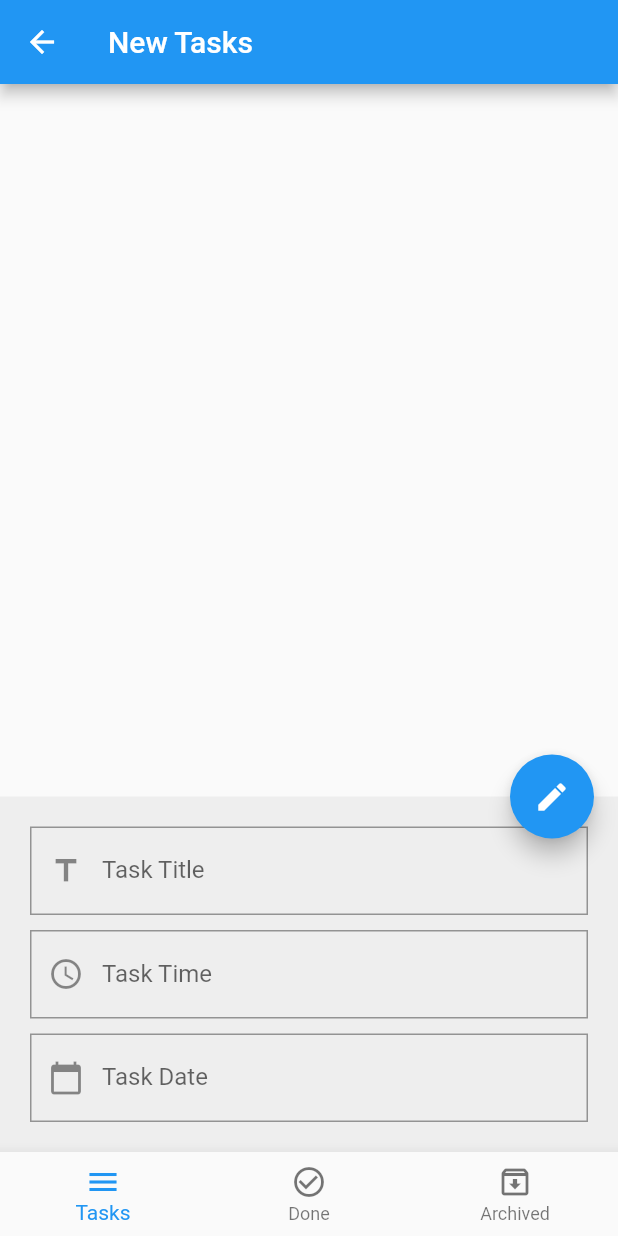
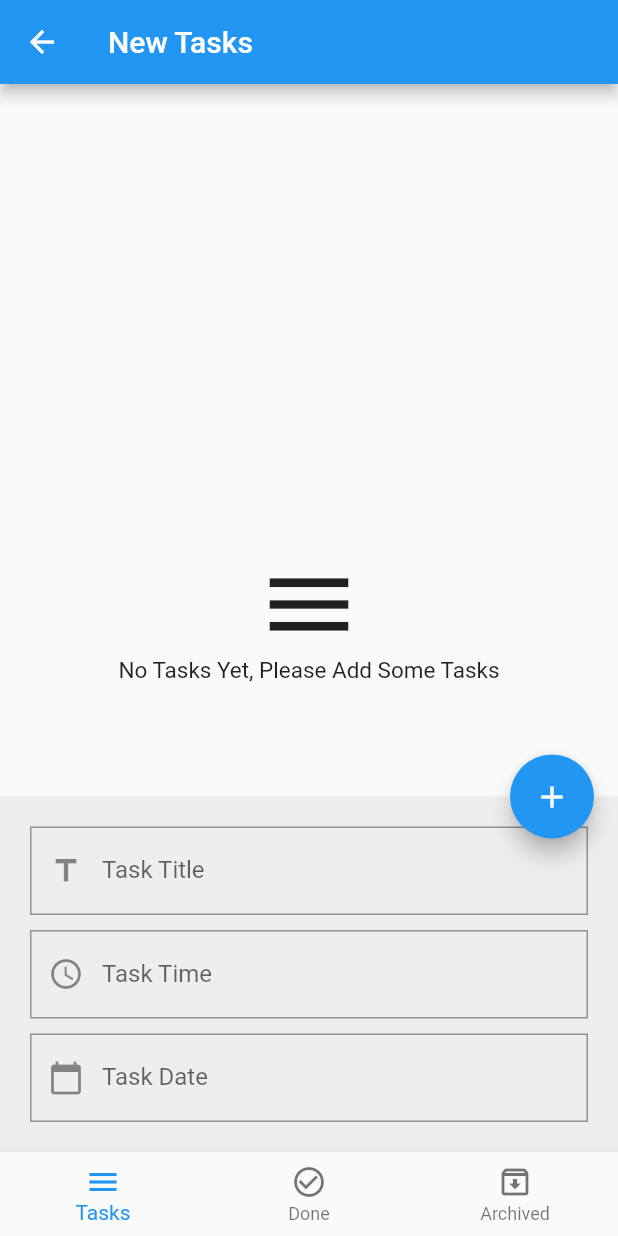
Before and after one commit to Aymenbenkhaled/flutter_apps, a Flutter app: the screen it shows after launch, after a tap on the "edit" icon, on a phone screen of 412 x 824 dp. Run offline on Flutter 3.47's test engine with Material 2 defaults, Android fonts, the phone set to English and light mode, and no system bars; our stand-ins replace bloc, conditional_builder, flutter_bloc, sqflite; missing offline and left inert: dart:ffi; accounts and stored records are empty.

Commit message:
Sqflite Database with cubit

```diff
--- a/lib/layout/home_layout.dart
+++ b/lib/layout/home_layout.dart
@@ -18,11 +18,11 @@ class HomeLayout extends StatelessWidget {
 
   var scaffoldKea = GlobalKey<ScaffoldState>();
   var formKea = GlobalKey<FormState>();
-  bool bol = false;
+
   var titleControler = TextEditingController();
   var timeControler = TextEditingController();
   var dateControler = TextEditingController();
-  IconData fabIcon = Icons.edit;
+
 
   // @override
   // void initState() {
@@ -33,37 +33,30 @@ class HomeLayout extends StatelessWidget {
   @override
   Widget build(BuildContext context) {
     return BlocProvider(
-      create: (BuildContext context) => AppCubit() ,
+      create: (BuildContext context) => AppCubit()..createDb() ,
       child: BlocConsumer<AppCubit,AppStates>(
-        listener: (context, state) {  },
-        builder: (context, states) {
+        listener: (context, state) {
+          if (state is AppInsertToDbState) Navigator.pop(context);
+        },
+        builder: (context, state) {
           AppCubit cubit = AppCubit.get(context);
           return Scaffold(
                   key: scaffoldKea,
                   appBar: AppBar(
                     title: Text(cubit.Titles[cubit.index]),
                   ),
-                  body: tasks.length < 0
+                  body: state is AppLoadingState
                       ? Center(child: CircularProgressIndicator())
                       : cubit.Screens[cubit.index],
                   floatingActionButton: FloatingActionButton(
                     onPressed: () {
-                      if (bol) {
+                      if (cubit.bol) {
                         if (formKea.currentState!.validate()) {
                           cubit.insertToDb(
                             title: titleControler.text,
                             date: dateControler.text,
                             time: timeControler.text,
-                          ).then((value) {
-                            cubit.getDataFromDb(cubit.db).then((value) {
-                              Navigator.pop(context);
-                              // setState(() {
-                              //   bol = false;
-                              //   fabIcon = Icons.edit;
-                              //   tasks = value;
-                              // });
-                            });
-                          });
+                          );
                         }
                       } else {
                         scaffoldKea.currentState!
@@ -142,18 +135,13 @@ class HomeLayout extends StatelessWidget {
                             )
                             .closed
                             .then((value) {
-                          bol = false;
-                          // setState(() {
-                          //   fabIcon = Icons.edit;
-                          // });
+                              cubit.ChangeBottomSheetState(icon: Icons.edit, boll: false);
                         });
-                        bol = true;
-                        // setState(() {
-                        //   fabIcon = Icons.add;
-                        // });
+                        cubit.ChangeBottomSheetState(icon: Icons.add, boll: true);
+
                       }
                     },
-                    child: Icon(fabIcon),
+                    child: Icon(cubit.fabIcon),
                   ),
                   bottomNavigationBar: BottomNavigationBar(
                       type: BottomNavigationBarType.fixed,
--- a/lib/modules/new_tasks/new_tasks_screen.dart
+++ b/lib/modules/new_tasks/new_tasks_screen.dart
@@ -1,5 +1,9 @@
+import 'package:conditional_builder/conditional_builder.dart';
 import 'package:flutter/material.dart';
 import 'package:flutter_app_1/shared/components/components.dart';
+import 'package:flutter_app_1/shared/cubit/cubit.dart';
+import 'package:flutter_app_1/shared/cubit/states.dart';
+import 'package:flutter_bloc/flutter_bloc.dart';
 
 import '../../shared/components/constants.dart';
 
@@ -7,7 +11,12 @@ class NewTasksScreen extends StatelessWidget {
 
   @override
   Widget build(BuildContext context) {
-    return ListView.separated(
+    return BlocConsumer<AppCubit,AppStates>(
+      listener: (BuildContext context, state) {  },
+      builder: (BuildContext context, state) {
+        AppCubit cubit = AppCubit.get(context);
+        return cubit.newTasks.length > 0 ?
+        ListView.separated(
             separatorBuilder: (context, index) => Padding(
               padding: const EdgeInsetsDirectional.only(start: 20.0),
               child: Container(
@@ -16,7 +25,24 @@ class NewTasksScreen extends StatelessWidget {
                 color: Colors.grey[400],
               ),
             ),
-        itemCount: tasks.length,
-        itemBuilder: (context, index) => buildTaskItem(tasks[index]));
+            itemCount: cubit.newTasks.length,
+            itemBuilder: (context, index) => buildTaskItem(cubit.newTasks[index]))
+            :
+        Center(
+          child: Column(
+            mainAxisAlignment: MainAxisAlignment.center,
+            children: [
+              Icon(Icons.menu,size: 70,),
+              Text(
+                'No Tasks Yet, Please Add Some Tasks',
+                style: TextStyle(
+                  fontSize: 15
+                ),
+              ),
+            ],
+          ),
+        );
+      },
+    );
   }
 }
--- a/lib/shared/components/constants.dart
+++ /dev/null
@@ -1 +0,0 @@
-List<Map> tasks =[];
--- a/lib/shared/cubit/cubit.dart
+++ b/lib/shared/cubit/cubit.dart
@@ -9,14 +9,19 @@ import 'package:sqflite/sqflite.dart';
 import '../../modules/new_tasks/new_tasks_screen.dart';
 import '../components/constants.dart';
 
-class AppCubit extends Cubit<AppStates>{
-
-  AppCubit() : super (AppInitialState());
+class AppCubit extends Cubit<AppStates> {
+  AppCubit() : super(AppInitialState());
 
   static AppCubit get(context) => BlocProvider.of(context);
   late Database db;
+  IconData fabIcon = Icons.edit;
+  bool bol = false;
 
   int index = 0;
+  List<Map> newTasks = [];
+  List<Map> doneTasks = [];
+  List<Map> archivedTasks = [];
+
   List<Widget> Screens = [
     NewTasksScreen(),
     DoneTasksScreen(),
@@ -28,12 +33,12 @@ class AppCubit extends Cubit<AppStates>{
     'Archived Tasks',
   ];
 
-  void ChangeIndex(value){
+  void ChangeIndex(value) {
     index = value;
     emit(AppChangeIndexState());
   }
 
-  void createDb()  {
+  void createDb() {
     openDatabase(
       'Todo.db',
       version: 1,
@@ -41,7 +46,7 @@ class AppCubit extends Cubit<AppStates>{
         print('db created');
         db
             .execute(
-            'CREATE TABLE tasks (id INTEGER PRIMARY KEY,title TEXT,date TEXT,time TEXT,status TEXT)')
+                'CREATE TABLE tasks (id INTEGER PRIMARY KEY,title TEXT,date TEXT,time TEXT,status TEXT)')
             .then((value) {
           print('table created');
         }).catchError((error) {
@@ -49,40 +54,81 @@ class AppCubit extends Cubit<AppStates>{
         });
       },
       onOpen: (db) {
-        getDataFromDb(db).then((value) {
-          // setState(() {
-          //   tasks = value;
-          // });
-          print(tasks[0]);
-        });
+        getDataFromDb(db);
         print('db Opened');
       },
-    ).then((value) => emit(AppCreateDbState()));
-
+    ).then((value) {
+      db = value;
+      emit(AppCreateDbState());
+    });
   }
 
   Future insertToDb({
     required String title,
     required String date,
     required String time,
-  }) {
-    return db.transaction((txn) {
+  }) async {
+    return await db.transaction((txn) {
       txn
           .rawInsert(
-          'INSERT INTO tasks(title,date,time,status) VALUES ("$title","$date","$time","new")')
+              'INSERT INTO tasks(title,date,time,status) VALUES ("$title","$date","$time","new")')
           .then((value) {
         print('$value inserted successfully');
+        emit(AppInsertToDbState());
+        getDataFromDb(db);
       }).catchError((error) {
         print('the error of insertion is ${error.toString()}');
       });
       return Future(() => null);
-    }).then((value) => emit(AppInsertToDbState()));
-
+    });
   }
 
-  Future<List<Map>> getDataFromDb(db)  {
-    return db.rawQuery('SELECT * FROM tasks').then((value) => emit(AppGetFromDbState()));
+  void getDataFromDb(db) {
+    newTasks = [];
+    doneTasks = [];
+    archivedTasks = [];
+    emit(AppLoadingState());
+    db.rawQuery('SELECT * FROM tasks').then((value) {
+      value.forEach((element) {
+        if (element['status'] == 'new')
+          newTasks.add(element);
+        else if (element['status'] == 'done')
+          doneTasks.add(element);
+        else
+          archivedTasks.add(element);
+      });
+      emit(AppGetFromDbState());
+    });
   }
 
+  void updateDataFromDb({
+    required String status,
+    required int id,
+  }) async {
+    db.rawUpdate('UPDATE tasks SET status = ? WHERE id = ?',
+        ['$status', id]).then((value) {
+      getDataFromDb(db);
+      emit(AppUpdateDataFromDbState());
+    });
+  }
 
+  void deleteDataFromDb({
+    required int id
+}){
+    db.rawDelete(
+        'DELETE FROM tasks WHERE id = ?', [id]
+    ).then((value) {
+      getDataFromDb(db);
+      emit(AppDeleteDataFromDbState());
+    });
+  }
+
+  void ChangeBottomSheetState({
+    required IconData icon,
+    required bool boll,
+  }) {
+    bol = boll;
+    fabIcon = icon;
+    emit(AppChageBottomSheetState());
+  }
 }
--- a/lib/shared/cubit/states.dart
+++ b/lib/shared/cubit/states.dart
@@ -1,3 +1,5 @@
+import 'package:flutter_app_1/shared/cubit/cubit.dart';
+
 abstract class AppStates {}
 
 class AppInitialState extends AppStates {}
@@ -9,3 +11,11 @@ class AppCreateDbState extends AppStates {}
 class AppInsertToDbState extends AppStates {}
 
 class AppGetFromDbState extends AppStates {}
+
+class AppChageBottomSheetState extends AppStates{}
+
+class AppUpdateDataFromDbState extends AppStates{}
+
+class AppDeleteDataFromDbState extends AppStates{}
+
+class AppLoadingState extends AppStates{}
```
Also changed, not shown: lib/modules/archived_tasks/archived_tasks_screen.dart (+37 -8 lines), lib/modules/done_tasks/done_tasks_screen.dart (+38 -8 lines), lib/shared/components/components.dart (+48 -8 lines). Lines whose indentation alone changed are shown as unchanged.
